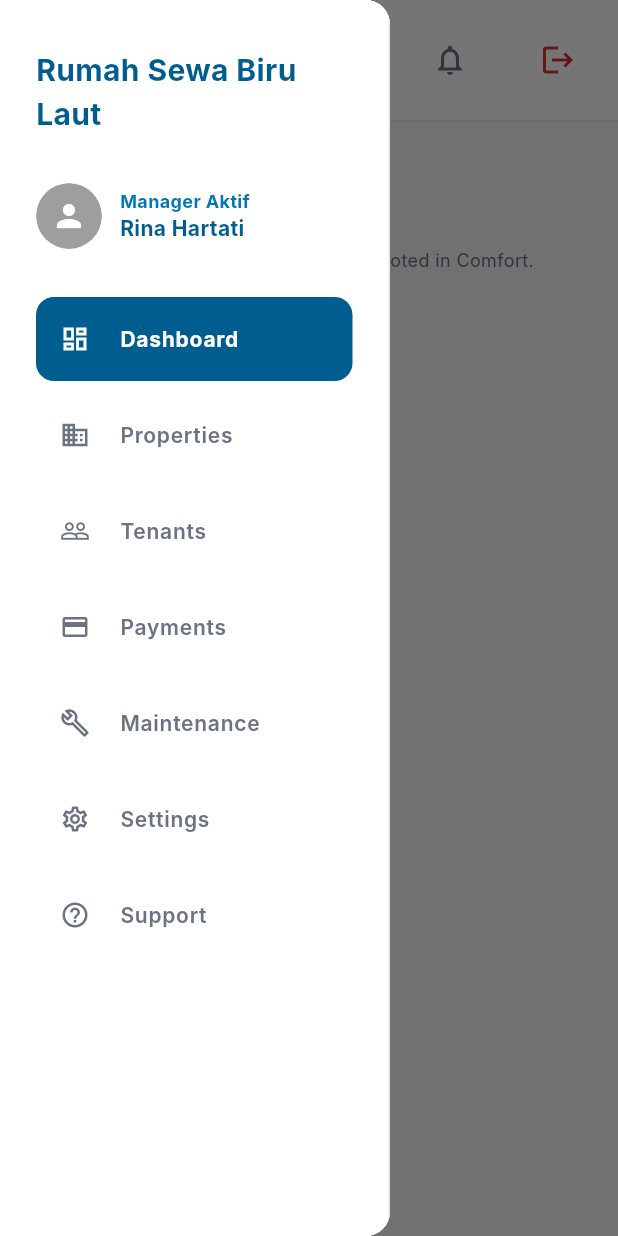
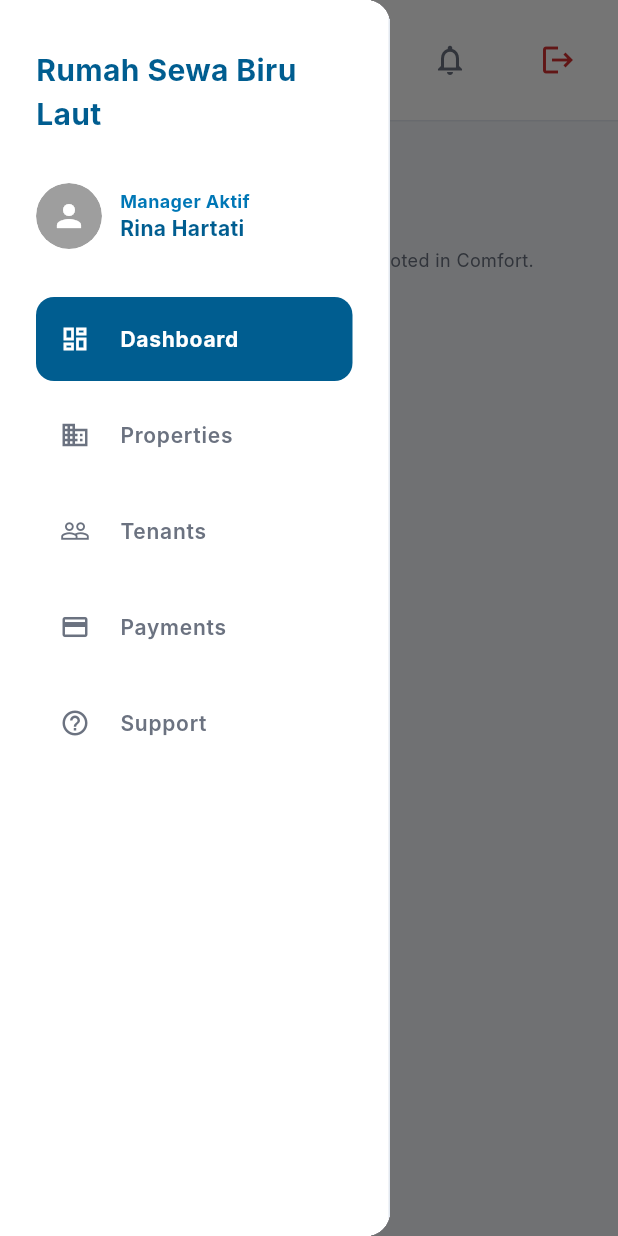
Before and after one commit to Mikhael-agung/RumahSewaBL-FE, a Flutter app: the BaseDashboardLayout screen opened directly with empty values, with the side drawer open, on a phone screen of 412 x 824 dp. Run offline on Flutter 3.47's test engine with Material 3 defaults, Android fonts, the phone set to English and light mode, and no system bars; our stand-ins replace cached_network_image, dio, file_picker, flutter_bloc, flutter_local_notifications, flutter_screenutil and 5 more; missing offline and left inert: dart:html, dart:ui_web, syncfusion_flutter_pdfviewer; accounts and stored records are empty; network calls fail; Roboto replaces fonts that are missing (Inter).

```diff
--- a/lib/core/layout/base_dashboard_layout.dart
+++ b/lib/core/layout/base_dashboard_layout.dart
@@ -246,32 +246,32 @@ class BaseDashboardLayout extends StatelessWidget {
                     }
                   },
                 ),
-                _buildNavItem(
-                  Icons.build_outlined,
-                  "Maintenance",
-                  activeMenu == "Maintenance",
-                  () {
-                    if (isMobile) Navigator.pop(context);
-                    if (userController.isManager) {
-                      context.go(RouteName.managerMaintenancePage);
-                    } else {
-                      userController.changeMenu("Maintenance");
-                    }
-                  },
-                ),
-                _buildNavItem(
-                  Icons.settings_outlined,
-                  "Settings",
-                  activeMenu == "Settings",
-                  () {
-                    if (isMobile) Navigator.pop(context);
-                    if (userController.isManager) {
-                      context.go(RouteName.managerSettingsPage);
-                    } else {
-                      userController.changeMenu("Settings");
-                    }
-                  },
-                ),
+                // _buildNavItem(
+                //   Icons.build_outlined,
+                //   "Maintenance",
+                //   activeMenu == "Maintenance",
+                //   () {
+                //     if (isMobile) Navigator.pop(context);
+                //     if (userController.isManager) {
+                //       context.go(RouteName.managerMaintenancePage);
+                //     } else {
+                //       userController.changeMenu("Maintenance");
+                //     }
+                //   },
+                // ),
+                // _buildNavItem(
+                //   Icons.settings_outlined,
+                //   "Settings",
+                //   activeMenu == "Settings",
+                //   () {
+                //     if (isMobile) Navigator.pop(context);
+                //     if (userController.isManager) {
+                //       context.go(RouteName.managerSettingsPage);
+                //     } else {
+                //       userController.changeMenu("Settings");
+                //     }
+                //   },
+                // ),
                 _buildNavItem(
                   Icons.help_outline,
                   "Support",
```
Also changed, not shown: lib/features/auth/presentation/widgets/map_widget.dart (+6 -2 lines).
